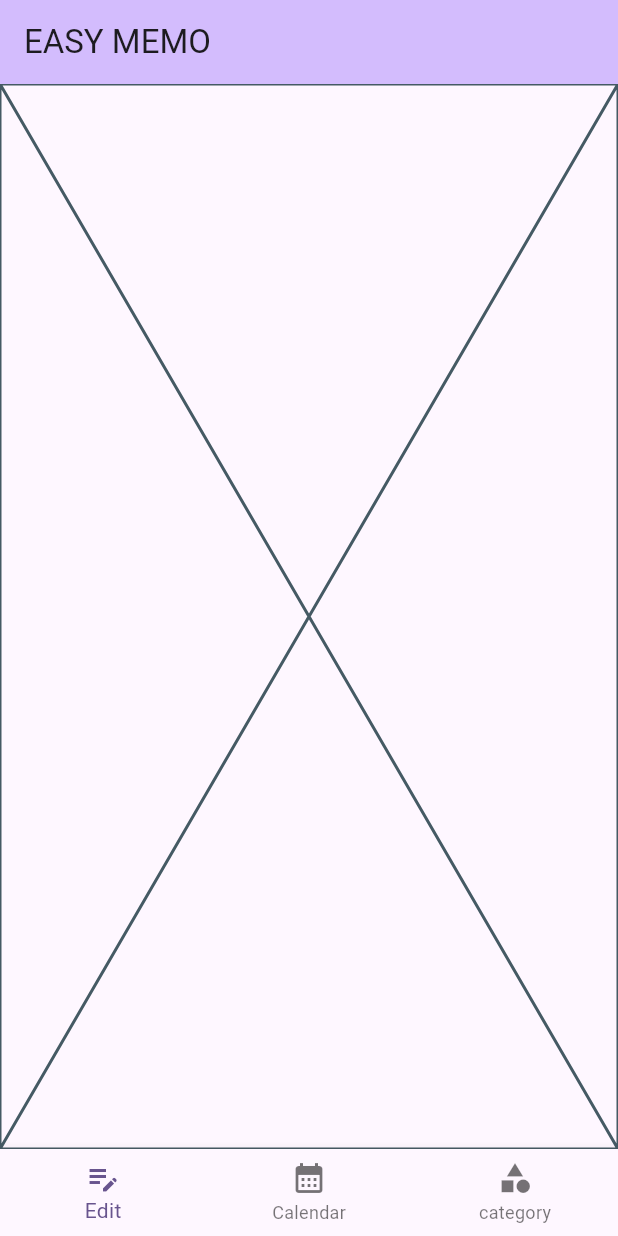
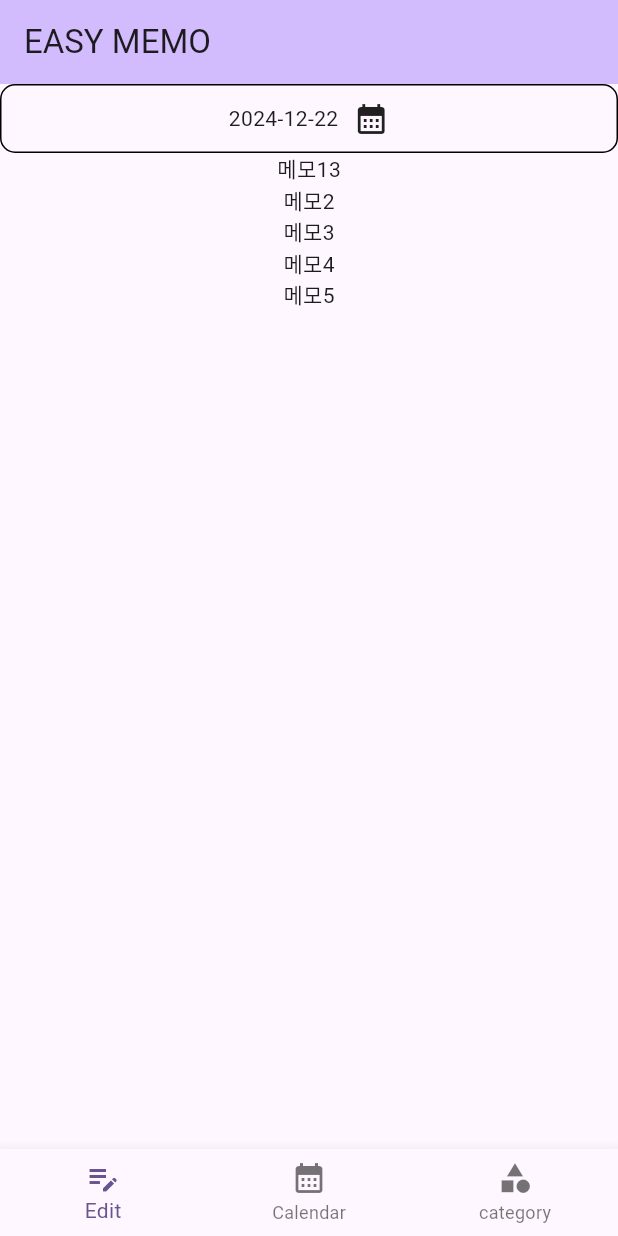
Before and after one commit to hurgyunam/easy_memo, a Flutter app: the screen it shows after launch, swiped to page 2, on a phone screen of 412 x 824 dp. Run offline on Flutter 3.47's test engine with Material 3 defaults, Android fonts, the light colour scheme and no system bars; our stand-ins replace flutter_riverpod, flutter_secure_storage.

Commit message:
[기능개발] 캘린더 페이지 DatePicker

```diff
--- /dev/null
+++ b/lib/element/ECalendar.dart
@@ -0,0 +1,39 @@
+import 'package:flutter/material.dart';
+import 'package:intl/intl.dart';
+
+class ECalendar extends StatelessWidget {
+  final DateFormat dateFormat = DateFormat("yyyy-MM-dd");
+  final DateTime selectedDate;
+  final void Function(DateTime) onPick;
+  ECalendar({super.key, required this.selectedDate, required this.onPick});
+
+  @override
+  Widget build(BuildContext context) {
+    return Row(
+      mainAxisAlignment: MainAxisAlignment.center,
+      children: [
+        Text(
+          "${dateFormat.format(selectedDate)}",
+        ),
+        SizedBox(
+          width: 10,
+        ),
+        GestureDetector(
+          child: Icon(Icons.calendar_month),
+          onTap: () async {
+            final newDate = await showDatePicker(
+              context: context,
+              initialDate: selectedDate,
+              firstDate: DateTime(2024, 12, 1),
+              lastDate: DateTime(2030, 1, 1),
+            );
+
+            if (newDate != null) {
+              onPick(newDate);
+            }
+          },
+        ),
+      ],
+    );
+  }
+}
--- a/lib/page/calendar_page.dart
+++ b/lib/page/calendar_page.dart
@@ -1,4 +1,6 @@
 import 'package:flutter/material.dart';
+
+import '../element/ECalendar.dart';
 
 class CalendarPage extends StatefulWidget {
   const CalendarPage({super.key});
@@ -8,6 +10,8 @@ class CalendarPage extends StatefulWidget {
 }
 
 class _CalendarPageState extends State<CalendarPage> {
+  DateTime selectedDate = DateTime.now();
+
   @override
   void initState() {
     // TODO: implement initState
@@ -16,6 +20,34 @@ class _CalendarPageState extends State<CalendarPage> {
 
   @override
   Widget build(BuildContext context) {
-    return const Placeholder();
+    return Container(
+      child: Column(
+        children: [
+          Container(
+            decoration: BoxDecoration(
+              border: Border.all(color: Colors.black),
+              borderRadius: BorderRadius.circular(10),
+            ),
+            padding: EdgeInsets.symmetric(
+              vertical: 10,
+              horizontal: 30,
+            ),
+            child: ECalendar(
+              selectedDate: selectedDate,
+              onPick: (value) {
+                setState(() {
+                  selectedDate = value;
+                });
+              },
+            ),
+          ),
+          Text("메모13"),
+          Text("메모2"),
+          Text("메모3"),
+          Text("메모4"),
+          Text("메모5"),
+        ],
+      ),
+    );
   }
 }
```
Also changed, not shown: lib/page/category_page.dart (+7 -1 lines), lib/page/editor_page.dart (+25 -23 lines), lib/provider/storage.dart (added, +21 -0 lines), pubspec.yaml (+7 -0 lines), pubspec.lock, 8 other files.
